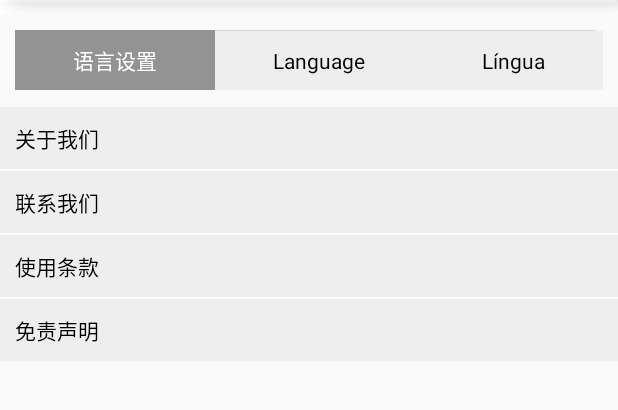
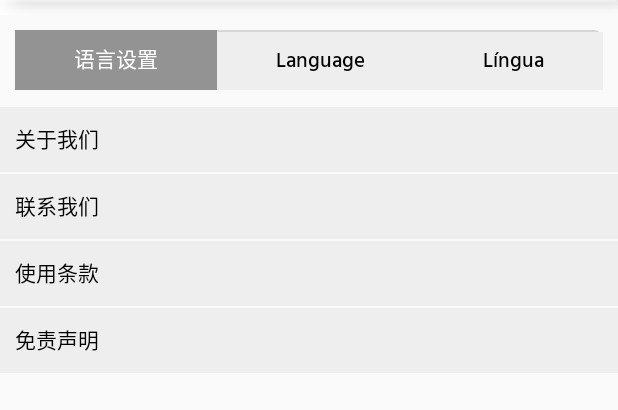
Before and after one commit to zhoumcu/macauhub, an Android app: the SettingActivity screen opened directly, with no data from a screen before it, on a phone screen of 412 x 824 dp, the part 84-494 px from its top. Run offline under Robolectric (Android 15) with nearby library versions, the phone set to English and light mode, and no system bars; our stand-ins replace ButterKnife; libraries missing offline, so code that uses them is left out: com.facebook.drawee, rebus.permissionutils.

Commit message:
修改全局字体类型

```diff
--- a/app/src/main/java/com/macauhub/macauhub/utils/TypefaceUtil.java
+++ b/app/src/main/java/com/macauhub/macauhub/utils/TypefaceUtil.java
@@ -110,8 +110,7 @@ public class TypefaceUtil {
      * @param context
      * @return 当前activity布局的根节点
      */
-    public static View getRootView(Activity context)
-    {
+    public static View getRootView(Activity context) {
         return ((ViewGroup)context.findViewById(android.R.id.content)).getChildAt(0);
     }
 
--- a/app/src/main/res/values/styles.xml
+++ b/app/src/main/res/values/styles.xml
@@ -18,6 +18,8 @@
         <item name="colorAccent">@color/colorAccent</item>
         <!-- 设置activity切换动画 -->
         <item name="android:windowAnimationStyle">@style/activityAnimation</item>
+        <!-- Set system default typeface -->
+        <item name="android:typeface">monospace</item>
     </style>
     <style name="AppBaseTheme" parent="Theme.AppCompat.Light">
         <!-- API 14 theme customizations can go here. -->
```
Also changed, not shown: app/src/main/assets/fonts/digital2.ttf (added).
